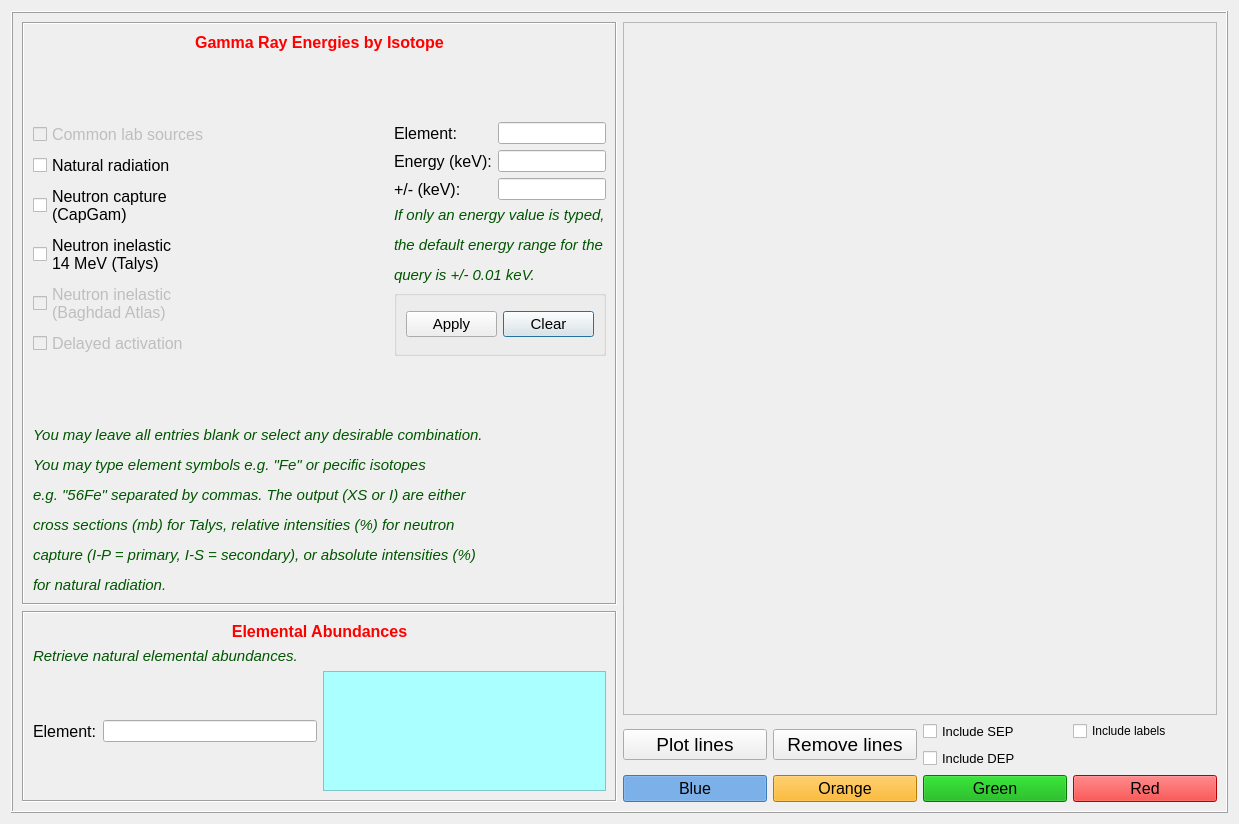
Before: the Qt Designer form nasagamma/win_isot_id.ui in mauricioAyllon/NASA-gamma, drawn with Qt 5.
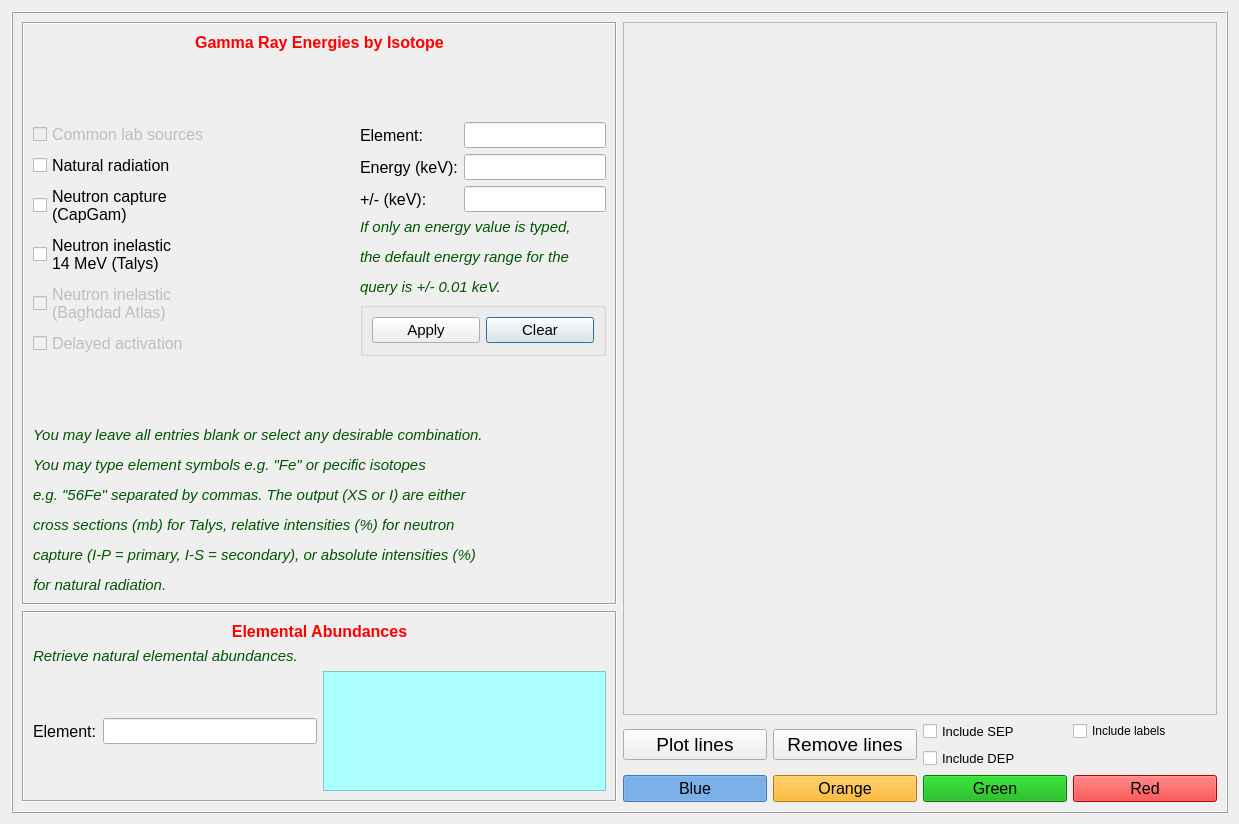
After: the same form once the commit is applied.

Commit message: Changed font size

Diff of the .ui file:
```diff
--- a/nasagamma/win_isot_id.ui
+++ b/nasagamma/win_isot_id.ui
@@ -185,7 +185,13 @@
             </widget>
            </item>
            <item row="0" column="1">
-            <widget class="QLineEdit" name="edit_isot"/>
+            <widget class="QLineEdit" name="edit_isot">
+             <property name="font">
+              <font>
+               <pointsize>11</pointsize>
+              </font>
+             </property>
+            </widget>
            </item>
            <item row="1" column="0">
             <widget class="QLabel" name="label_3">
@@ -200,7 +206,13 @@
             </widget>
            </item>
            <item row="1" column="1">
-            <widget class="QLineEdit" name="edit_energy"/>
+            <widget class="QLineEdit" name="edit_energy">
+             <property name="font">
+              <font>
+               <pointsize>11</pointsize>
+              </font>
+             </property>
+            </widget>
            </item>
            <item row="2" column="0">
             <widget class="QLabel" name="label_4">
@@ -215,7 +227,13 @@
             </widget>
            </item>
            <item row="2" column="1">
-            <widget class="QLineEdit" name="edit_erange"/>
+            <widget class="QLineEdit" name="edit_erange">
+             <property name="font">
+              <font>
+               <pointsize>11</pointsize>
+              </font>
+             </property>
+            </widget>
            </item>
            <item row="3" column="0" colspan="2">
             <widget class="QLabel" name="label_6">
@@ -589,6 +607,11 @@
            </item>
            <item row="0" column="1">
             <widget class="QLineEdit" name="edit_element_search">
+             <property name="font">
+              <font>
+               <pointsize>11</pointsize>
+              </font>
+             </property>
              <property name="focusPolicy">
               <enum>Qt::ClickFocus</enum>
              </property>
```
Left out of the diff: 2 changed lines with no effect on the pictures.
